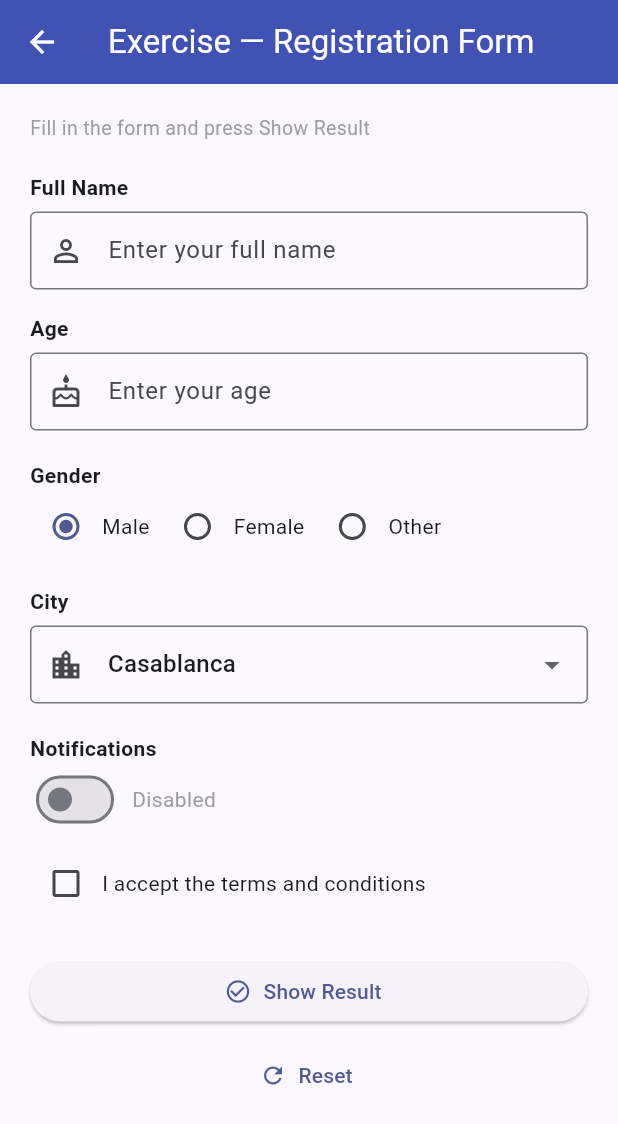
After one commit to anasouamira/flutter_ui_revision_app, a Flutter app: the ExerciseScreen screen opened directly, on a phone screen of 412 x 824 dp. The commit adds this screen. Shown: the top 1124 px of the screen. Run offline on Flutter 3.47's test engine with Material 3 defaults, Android fonts, the phone set to English and light mode, and no system bars.

Commit message:
Created By anas ouamira

```diff
--- /dev/null
+++ b/lib/features/exercise/exercise_screen.dart
@@ -0,0 +1,301 @@
+import 'package:flutter/material.dart';
+
+// ══════════════════════════════════════════════════════
+// EXERCISE SCREEN — Student Registration Form
+// Combines: TextField, Checkbox, Radio, Switch,
+//           DropdownButton, Button, result Card
+// Everything is in ONE file — easy to read and review
+// ══════════════════════════════════════════════════════
+
+class ExerciseScreen extends StatefulWidget {
+  const ExerciseScreen({super.key});
+
+  @override
+  State<ExerciseScreen> createState() => _ExerciseScreenState();
+}
+
+class _ExerciseScreenState extends State<ExerciseScreen> {
+
+  // ── TextField controllers ──
+  final _nameController = TextEditingController();
+  final _ageController  = TextEditingController();
+
+  // ── Checkbox ──
+  bool _termsAccepted = false;
+
+  // ── Radio — gender ──
+  String _gender = 'Male'; // default selection
+
+  // ── Switch — notifications ──
+  bool _notificationsOn = false;
+
+  // ── Dropdown — city ──
+  String _selectedCity = 'Casablanca';
+  final List<String> _cities = [
+    'Casablanca',
+    'Rabat',
+    'Fes',
+    'Marrakech',
+    'Tangier',
+  ];
+
+  // ── Result — null means button not pressed yet ──
+  Map<String, String>? _result;
+
+  // ── Dispose controllers to free memory ──
+  @override
+  void dispose() {
+    _nameController.dispose();
+    _ageController.dispose();
+    super.dispose();
+  }
+
+  // ══════════════════════════════════════════════
+  // Called when "Show Result" button is pressed
+  // Collects all values and stores them in _result
+  // ══════════════════════════════════════════════
+  void _showResult() {
+    // Simple check — name must not be empty
+    if (_nameController.text.trim().isEmpty) {
+      ScaffoldMessenger.of(context).showSnackBar(
+        const SnackBar(content: Text('Please enter your name')),
+      );
+      return;
+    }
+
+    // Collect all values into a simple map
+    setState(() {
+      _result = {
+        'Name'          : _nameController.text.trim(),
+        'Age'           : _ageController.text.trim().isEmpty
+            ? 'Not entered'
+            : _ageController.text.trim(),
+        'Gender'        : _gender,
+        'City'          : _selectedCity,
+        'Notifications' : _notificationsOn ? 'Enabled' : 'Disabled',
+        'Terms Accepted': _termsAccepted   ? 'Yes ✓'   : 'No ✗',
+      };
+    });
+  }
+
+  // ══════════════════════════════════════════════
+  // Reset everything back to defaults
+  // ══════════════════════════════════════════════
+  void _reset() {
+    _nameController.clear();
+    _ageController.clear();
+    setState(() {
+      _termsAccepted    = false;
+      _gender           = 'Male';
+      _notificationsOn  = false;
+      _selectedCity     = 'Casablanca';
+      _result           = null;
+    });
+  }
+
+  // ══════════════════════════════════════════════
+  // BUILD
+  // ══════════════════════════════════════════════
+  @override
+  Widget build(BuildContext context) {
+    return Scaffold(
+      appBar: AppBar(
+        title: const Text('Exercise — Registration Form'),
+        leading: IconButton(
+          icon: const Icon(Icons.arrow_back),
+          onPressed: () => Navigator.pop(context),
+        ),
+      ),
+      body: SingleChildScrollView(
+        padding: const EdgeInsets.all(20),
+        child: Column(
+          crossAxisAlignment: CrossAxisAlignment.start,
+          children: [
+
+            // ── Info banner ──
+            const Text(
+              'Fill in the form and press Show Result',
+              style: TextStyle(color: Colors.grey, fontSize: 13),
+            ),
+            const SizedBox(height: 20),
+
+            // ════════════════════════════════
+            // TEXT FIELD — Name
+            // ════════════════════════════════
+            const Text('Full Name', style: TextStyle(fontWeight: FontWeight.bold)),
+            const SizedBox(height: 6),
+            TextField(
+              controller: _nameController,
+              decoration: const InputDecoration(
+                hintText: 'Enter your full name',
+                border: OutlineInputBorder(),
+                prefixIcon: Icon(Icons.person_outline),
+              ),
+            ),
+
+            const SizedBox(height: 16),
+
+            // ════════════════════════════════
+            // TEXT FIELD — Age
+            // ════════════════════════════════
+            const Text('Age', style: TextStyle(fontWeight: FontWeight.bold)),
+            const SizedBox(height: 6),
+            TextField(
+              controller: _ageController,
+              keyboardType: TextInputType.number,
+              decoration: const InputDecoration(
+                hintText: 'Enter your age',
+                border: OutlineInputBorder(),
+                prefixIcon: Icon(Icons.cake_outlined),
+              ),
+            ),
+
+            const SizedBox(height: 20),
+
+            // ════════════════════════════════
+            // RADIO — Gender
+            // ════════════════════════════════
+            const Text('Gender', style: TextStyle(fontWeight: FontWeight.bold)),
+            RadioGroup<String>(
+              groupValue: _gender,
+              onChanged: (val) => setState(() => _gender = val!),
+              child: Row(
+                children: ['Male', 'Female', 'Other'].map((option) {
+                  return Row(
+                    children: [
+                      Radio<String>(value: option),
+                      Text(option),
+                      const SizedBox(width: 8),
+                    ],
+                  );
+                }).toList(),
+              ),
+            ),
+
+            const SizedBox(height: 16),
+
+            // ════════════════════════════════
+            // DROPDOWN — City
+            // ════════════════════════════════
+            const Text('City', style: TextStyle(fontWeight: FontWeight.bold)),
+            const SizedBox(height: 6),
+            DropdownButtonFormField<String>(
+              value: _selectedCity,
+              decoration: const InputDecoration(
+                border: OutlineInputBorder(),
+                prefixIcon: Icon(Icons.location_city_outlined),
+              ),
+              items: _cities.map((city) {
+                return DropdownMenuItem(value: city, child: Text(city));
+              }).toList(),
+              onChanged: (val) => setState(() => _selectedCity = val!),
+            ),
+
+            const SizedBox(height: 20),
+
+            // ════════════════════════════════
+            // SWITCH — Notifications
+            // ════════════════════════════════
+            const Text('Notifications', style: TextStyle(fontWeight: FontWeight.bold)),
+            Row(
+              children: [
+                Switch(
+                  value: _notificationsOn,
+                  onChanged: (val) => setState(() => _notificationsOn = val),
+                ),
+                const SizedBox(width: 8),
+                Text(
+                  _notificationsOn ? 'Enabled' : 'Disabled',
+                  style: TextStyle(
+                    color: _notificationsOn ? Colors.green : Colors.grey,
+                  ),
+                ),
+              ],
+            ),
+
+            const SizedBox(height: 8),
+
+            // ════════════════════════════════
+            // CHECKBOX — Terms
+            // ════════════════════════════════
+            Row(
+              children: [
+                Checkbox(
+                  value: _termsAccepted,
+                  onChanged: (val) => setState(() => _termsAccepted = val!),
+                ),
+                const Text('I accept the terms and conditions'),
+              ],
+            ),
+
+            const SizedBox(height: 24),
+
+            // ════════════════════════════════
+            // BUTTONS
+            // ════════════════════════════════
+            SizedBox(
+              width: double.infinity,
+              child: ElevatedButton.icon(
+                onPressed: _showResult,
+                icon: const Icon(Icons.check_circle_outline),
+                label: const Text('Show Result'),
+              ),
+            ),
+            const SizedBox(height: 8),
+            SizedBox(
+              width: double.infinity,
+              child: TextButton.icon(
+                onPressed: _reset,
+                icon: const Icon(Icons.refresh),
+                label: const Text('Reset'),
+              ),
+            ),
+
+            const SizedBox(height: 24),
+
+            // ════════════════════════════════
+            // RESULT CARD
+            // Only shown after button is pressed
+            // ════════════════════════════════
+            if (_result != null) ...[
+              const Text(
+                'Result',
+                style: TextStyle(fontWeight: FontWeight.bold, fontSize: 16),
+              ),
+              const SizedBox(height: 8),
+              Card(
+                child: Padding(
+                  padding: const EdgeInsets.all(16),
+                  child: Column(
+                    children: _result!.entries.map((entry) {
+                      return Padding(
+                        padding: const EdgeInsets.symmetric(vertical: 6),
+                        child: Row(
+                          mainAxisAlignment: MainAxisAlignment.spaceBetween,
+                          children: [
+                            // Label
+                            Text(
+                              entry.key,
+                              style: const TextStyle(color: Colors.grey),
+                            ),
+                            // Value
+                            Text(
+                              entry.value,
+                              style: const TextStyle(fontWeight: FontWeight.bold),
+                            ),
+                          ],
+                        ),
+                      );
+                    }).toList(),
+                  ),
+                ),
+              ),
+            ],
+
+            const SizedBox(height: 40),
+          ],
+        ),
+      ),
+    );
+  }
+}
--- a/lib/features/ui_showcase/ui_showcase_screen.dart
+++ b/lib/features/ui_showcase/ui_showcase_screen.dart
@@ -79,7 +79,7 @@ class _UiShowcaseScreenState extends State<UiShowcaseScreen> {
             // ════════════════════════════════
             _SectionHeader('Text'),
             const Text('Default text'),
-            const SizedBox(height: 4),
+            const SizedBox(height: 20),
             const Text('Bold text', style: TextStyle(fontWeight: FontWeight.bold)),
             const Text('Large text', style: TextStyle(fontSize: 22)),
             const Text('Colored text', style: TextStyle(color: Colors.blue)),
@@ -261,19 +261,20 @@ class _UiShowcaseScreenState extends State<UiShowcaseScreen> {
             // RADIO
             // ════════════════════════════════
             _SectionHeader('Radio Buttons'),
-            Column(
+            // New API: RadioGroup manages the selected value
+            RadioGroup<int>(
+              groupValue: _radioValue,
+              onChanged: (val) => setState(() => _radioValue = val!),
+              child: Column(
                 children: [1, 2, 3].map((val) {
                   return Row(
                     children: [
-                    Radio<int>(
-                      value: val,
-                      groupValue: _radioValue,
-                      onChanged: (v) => setState(() => _radioValue = v!),
-                    ),
+                      Radio<int>(value: val),
                       Text('Option $val'),
                     ],
                   );
                 }).toList(),
+              ),
             ),
 
             // ════════════════════════════════
```
Lines whose indentation alone changed are shown as unchanged.
